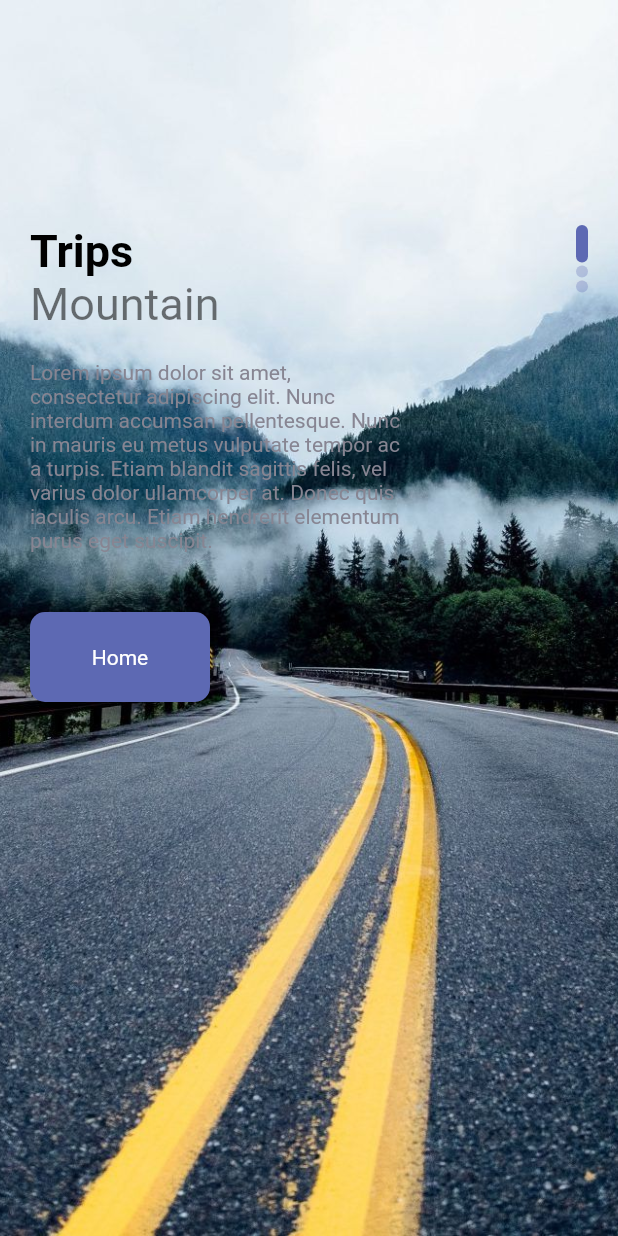
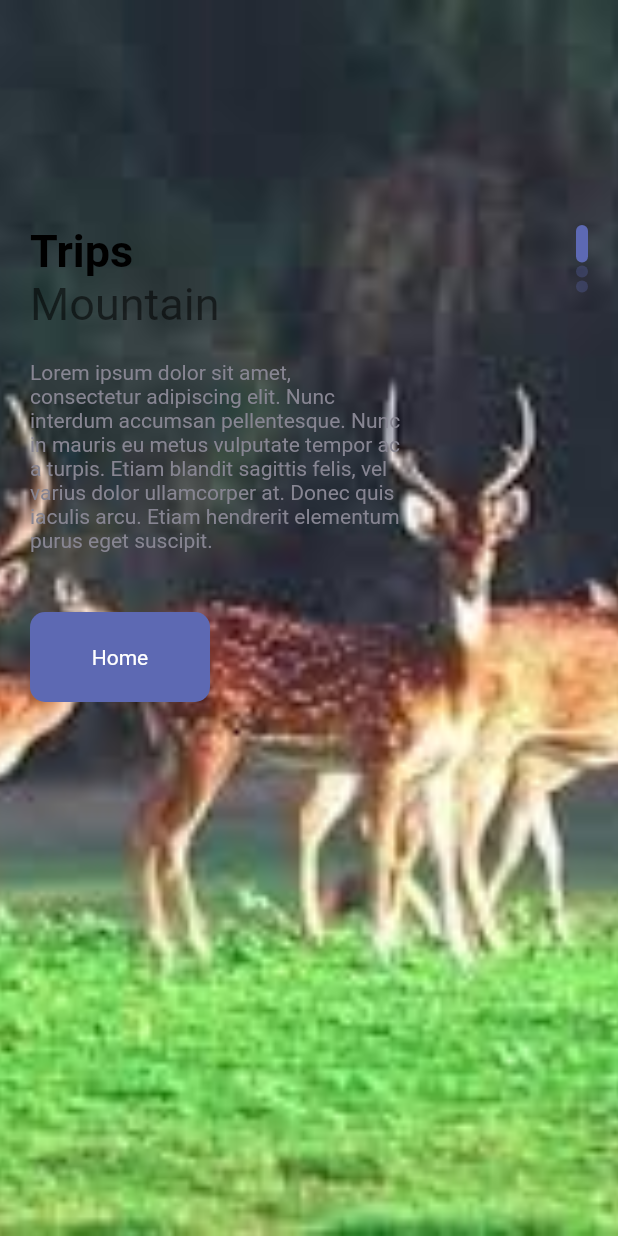
Before and after one commit to jewel-rana/travel-app-flutter, a Flutter app: the Welcome screen opened directly with empty values, on a phone screen of 412 x 824 dp. Run offline on Flutter 3.47's test engine with Material 2 defaults, Android fonts, the phone set to English and light mode, and no system bars.

```diff
--- a/lib/pages/home.dart
+++ b/lib/pages/home.dart
@@ -40,7 +40,7 @@ class _HomeState extends State<Home> with TickerProviderStateMixin {
                   margin: const EdgeInsets.only(right: 20),
                   decoration: BoxDecoration(
                       image: const DecorationImage(
-                          image: AssetImage("img/welcome-one.jpg"),
+                          image: AssetImage("img/user.webp"),
                           fit: BoxFit.cover),
                       borderRadius: BorderRadius.circular(10),
                       color: Colors.grey.withOpacity(0.5)),
@@ -91,7 +91,7 @@ class _HomeState extends State<Home> with TickerProviderStateMixin {
                           borderRadius: BorderRadius.circular(20),
                           color: Colors.white,
                           image: const DecorationImage(
-                              image: AssetImage("img/welcome-one.jpg"),
+                              image: AssetImage("img/kukri-mukri-01.jpeg"),
                               fit: BoxFit.cover)),
                     );
                   },
--- a/lib/pages/welcome.dart
+++ b/lib/pages/welcome.dart
@@ -13,9 +13,9 @@ class Welcome extends StatefulWidget {
 
 class _WelcomeState extends State<Welcome> {
   List images = [
-    "welcome-one.jpg",
-    "welcome-two.jpg",
-    "welcome-three.jpg"
+    "kukri-mukri-01.jpeg",
+    "kukri-mukri-02.jpeg",
+    "kukri-mukri-03.jpeg"
   ];
 
   @override
```
Also changed, not shown: img/kukri-mukri-01.jpeg (added), img/kukri-mukri-02.jpeg (added), img/kukri-mukri-03.jpeg (added), img/kukri-mukri-04.jpeg (added), img/kukri-mukri-05.webp (added), img/kukri-mukri-07.jpeg (added), img/kukri-mukri-08.jpeg (added), img/kukri-mukri-09.jpeg (added), img/user.webp (added).
